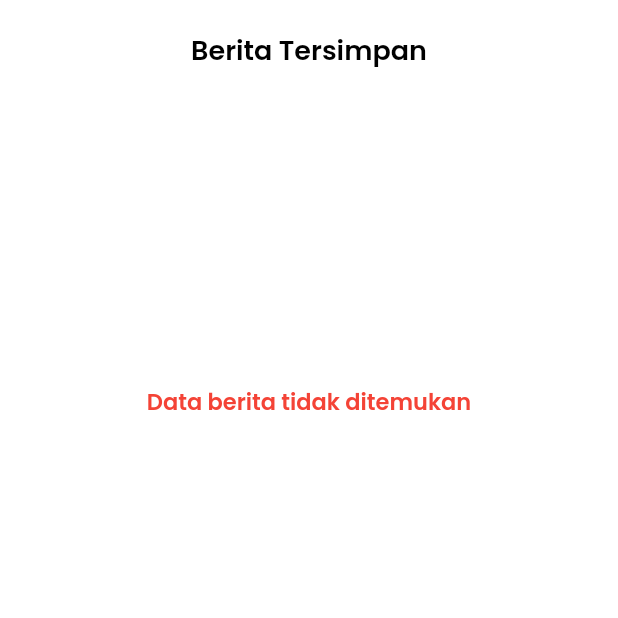
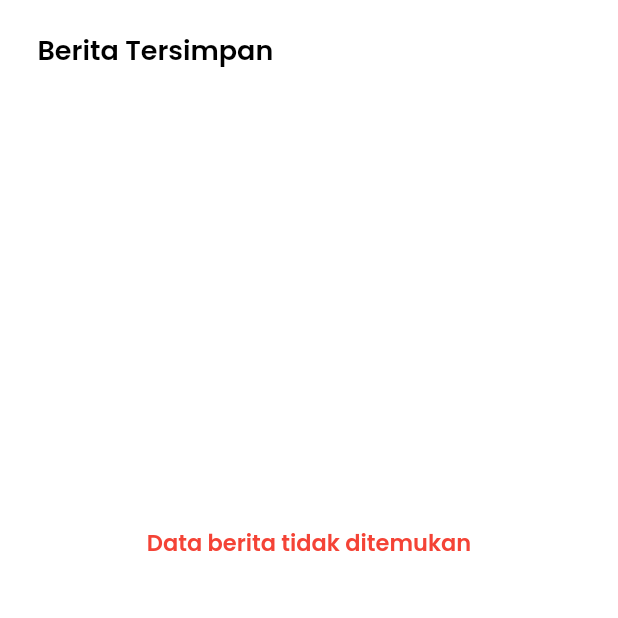
Before and after one commit to hutomosaktikartiko/NewsApp, a Flutter app: the FavoritePage screen opened directly, on a phone screen of 412 x 824 dp, the top half of it. Run offline on Flutter 3.47's test engine with Material 2 defaults, Android fonts, the phone set to English and light mode, and no system bars; our stand-ins replace bloc, dio, equatable, firebase_analytics, firebase_core, flutter_bloc and 7 more; missing offline and left inert: ndialog; accounts and stored records are empty; network calls fail.

Commit message:
Update ui favorite news empty

```diff
--- a/lib/presentation/screens/main/pages/favorite/favorite_page.dart
+++ b/lib/presentation/screens/main/pages/favorite/favorite_page.dart
@@ -21,7 +21,9 @@ class _FavoritePageState extends State<FavoritePage> {
       body: SafeArea(
         child: SingleChildScrollView(
           padding: EdgeInsets.symmetric(horizontal: SizeConfig.defaultMargin),
+          child: LimitedBox(
             child: Column(
+              crossAxisAlignment: CrossAxisAlignment.start,
               children: <Widget>[
                 SizedBox(
                   height: 20,
@@ -50,6 +52,7 @@ class _FavoritePageState extends State<FavoritePage> {
             ),
           ),
         ),
+      ),
     );
   }
 }
--- a/lib/presentation/screens/main/pages/favorite/states/empty.dart
+++ b/lib/presentation/screens/main/pages/favorite/states/empty.dart
@@ -7,9 +7,12 @@ class Empty extends StatelessWidget {
 
   @override
   Widget build(BuildContext context) {
-    return SizedBox(
-      height: SizeConfig.screenHeight / 2,
-      child: Center(
+    return Column(
+      children: [
+        SizedBox(
+          height: SizeConfig.screenHeight * 0.35,
+        ),
+        Center(
           child: Text(
             "Data berita tidak ditemukan",
             textAlign: TextAlign.center,
@@ -19,6 +22,7 @@ class Empty extends StatelessWidget {
             ),
           ),
         ),
+      ],
     );
   }
 }
```
Lines whose indentation alone changed are shown as unchanged.
